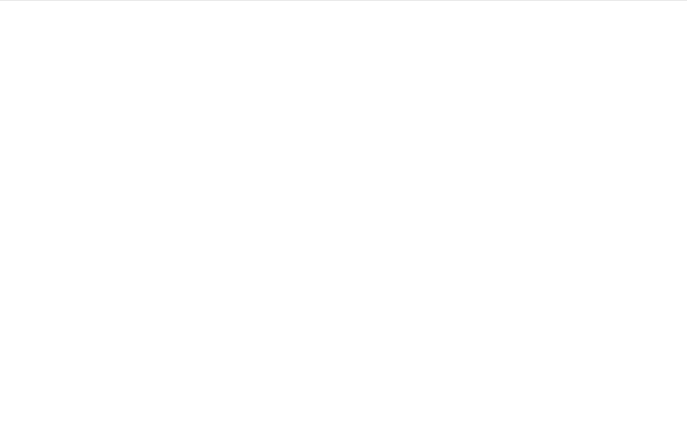
Before: the Qt Designer form src/NetDisk/filespanel.ui in birdman1992/NetDisk, drawn with Qt 5.
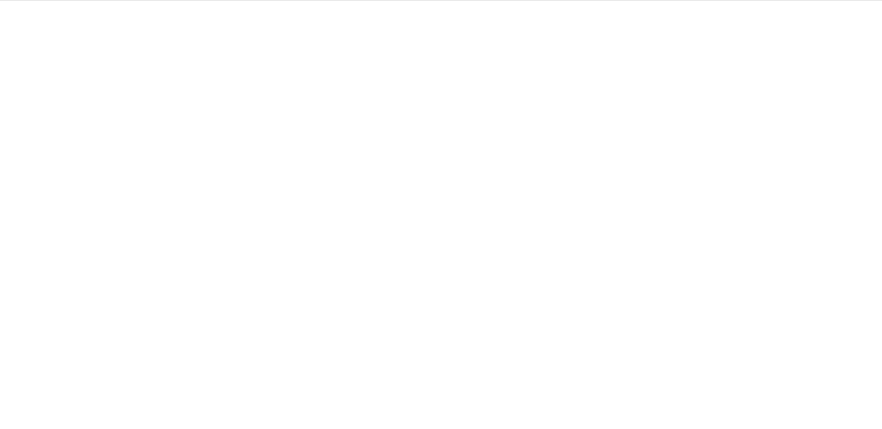
After: the same form once the commit is applied.

Patch:
```diff
--- a/src/NetDisk/filespanel.ui
+++ b/src/NetDisk/filespanel.ui
@@ -6,10 +6,16 @@
    <rect>
     <x>0</x>
     <y>0</y>
-    <width>687</width>
+    <width>882</width>
     <height>429</height>
    </rect>
   </property>
+  <property name="sizePolicy">
+   <sizepolicy hsizetype="Expanding" vsizetype="Minimum">
+    <horstretch>0</horstretch>
+    <verstretch>0</verstretch>
+   </sizepolicy>
+  </property>
   <property name="windowTitle">
    <string>Form</string>
   </property>
```
